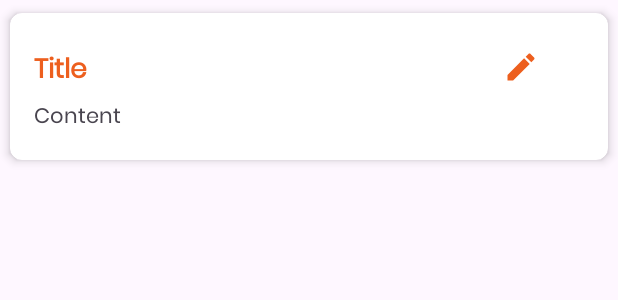
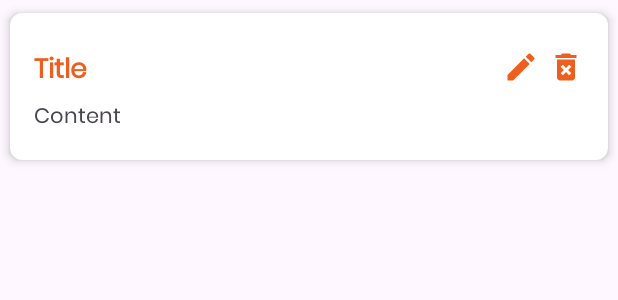
Before and after one commit to Harshamal-Masinghe/MiniNote, an Android app: the layout note_item.xml on its own in the app's theme, with its tools: preview values and no code run, on a phone screen of 412 x 824 dp. Shown: the top 300 px of the screen. Run offline under Robolectric (Android 15) with nearby library versions, the phone set to English and light mode, and no system bars.

Commit message:
Add delete drawable assert

```diff
--- /dev/null
+++ b/app/src/main/res/drawable/baseline_delete_forever_24.xml
@@ -0,0 +1,5 @@
+<vector xmlns:android="http://schemas.android.com/apk/res/android" android:height="24dp" android:tint="#ED5F1E" android:viewportHeight="24" android:viewportWidth="24" android:width="24dp">
+
+    <path android:fillColor="@android:color/white" android:pathData="M6,19c0,1.1 0.9,2 2,2h8c1.1,0 2,-0.9 2,-2L18,7L6,7v12zM8.46,11.88l1.41,-1.41L12,12.59l2.12,-2.12 1.41,1.41L13.41,14l2.12,2.12 -1.41,1.41L12,15.41l-2.12,2.12 -1.41,-1.41L10.59,14l-2.13,-2.12zM15.5,4l-1,-1h-5l-1,1L5,4v2h14L19,4z"/>
+
+</vector>
--- a/app/src/main/res/layout/note_item.xml
+++ b/app/src/main/res/layout/note_item.xml
@@ -39,6 +39,14 @@
                 android:contentDescription="@string/edit_desc"
                 android:src="@drawable/baseline_create_24"/>
 
+            <ImageView
+                android:id="@+id/deleteButton"
+                android:layout_width="24dp"
+                android:layout_height="24dp"
+                android:layout_alignParentEnd="true"
+                android:contentDescription="@string/edit_desc"
+                android:src="@drawable/baseline_delete_forever_24"/>
+
         </RelativeLayout>
 
         <TextView
```
